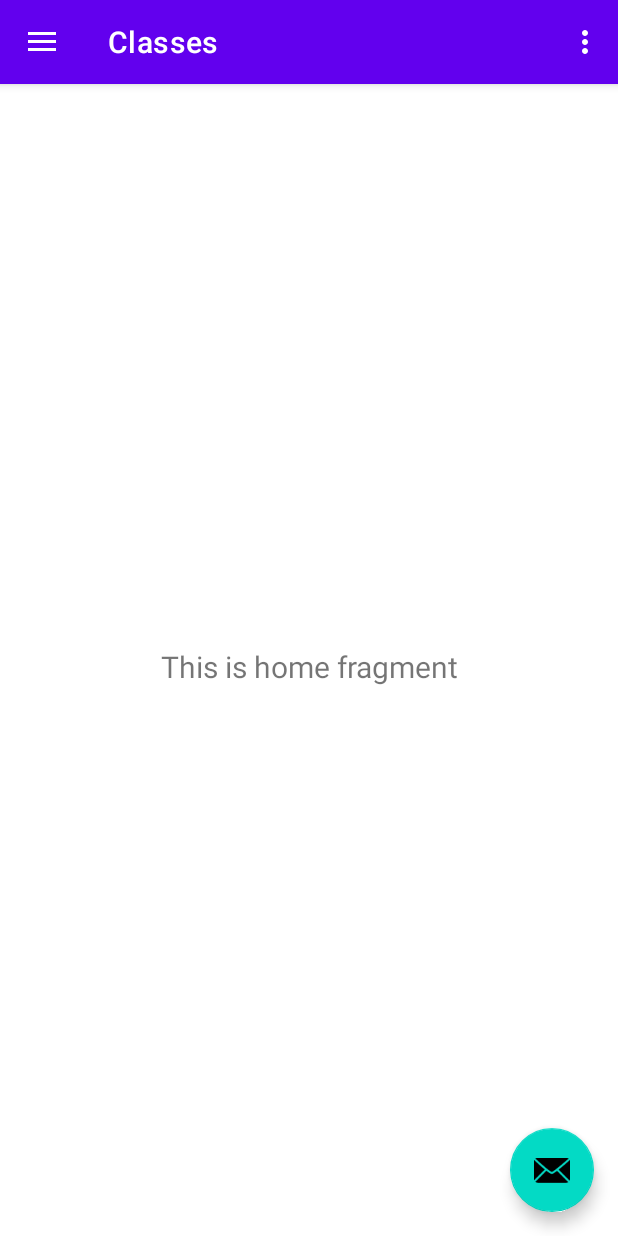
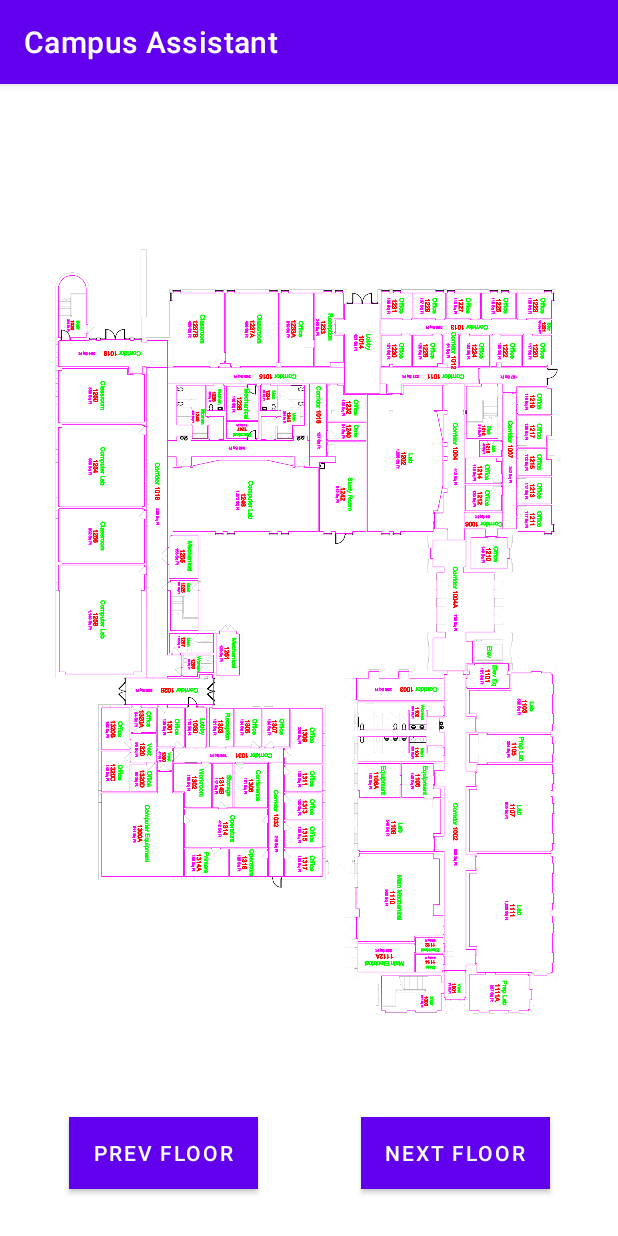
Before and after one commit to ETS-Android3/CampusWalker, an Android app: the screen it shows after launch (HomeScreenActivity before the commit, FloorPlans after it), after a tap on "LOGIN", on a phone screen of 412 x 824 dp. Run offline under Robolectric (Android 15) with nearby library versions, the phone set to English and light mode, and no system bars; our stand-ins replace Volley.

Commit message:
Add Oxendine Building map view

```diff
--- a/MyApplication/app/src/main/AndroidManifest.xml
+++ b/MyApplication/app/src/main/AndroidManifest.xml
@@ -11,6 +11,9 @@
         android:roundIcon="@mipmap/ic_launcher_round"
         android:supportsRtl="true"
         android:theme="@style/Theme.MyApplication">
+        <activity
+            android:name=".FloorPlans"
+            android:exported="false" />
         <activity
             android:name=".HomeScreenActivity"
             android:exported="false"
--- /dev/null
+++ b/MyApplication/app/src/main/java/com/example/myapplication/FloorPlans.java
@@ -0,0 +1,48 @@
+package com.example.myapplication;
+import androidx.appcompat.app.AppCompatActivity;
+
+import android.media.Image;
+import android.os.Bundle;
+import android.view.View;
+import android.widget.Button;
+import android.widget.ImageView;
+
+public class FloorPlans extends AppCompatActivity {
+
+    Button next;
+    Button prev;
+    ImageView iv;
+    boolean flag;
+    int images[] = {R.drawable.oxendine_floor_one, R.drawable.oxendine_floor_two, R.drawable.oxendine_floor_three};
+    int i = 0;
+
+    @Override
+    protected void onCreate(Bundle savedInstanceState) {
+        super.onCreate(savedInstanceState);
+        setContentView(R.layout.activity_floor_plans);
+
+        iv = (ImageView) findViewById(R.id.floorImage);
+        next = (Button) findViewById(R.id.nextButton);
+        prev = (Button) findViewById(R.id.prevButton);
+        flag = true;
+
+        next.setOnClickListener(new View.OnClickListener() {
+            @Override
+            public void onClick(View v) {
+                iv.setImageResource(images[i]);
+                i++;
+                if (i == 3)
+                    i = 0;
+            }
+        });
+        prev.setOnClickListener(new View.OnClickListener() {
+            @Override
+            public void onClick(View v) {
+                iv.setImageResource(images[i]);
+                i--;
+                if (i ==-1)
+                    i=2;
+            }
+        });
+    }
+}
--- a/MyApplication/app/src/main/java/com/example/myapplication/MainActivity.java
+++ b/MyApplication/app/src/main/java/com/example/myapplication/MainActivity.java
@@ -25,7 +25,7 @@ public class MainActivity extends AppCompatActivity {
 
     // Called when the user taps the Send button
     public void sendMessage(View view) {
-        Intent intent = new Intent(this, HomeScreenActivity.class);
+        Intent intent = new Intent(this, FloorPlans.class);
 //        EditText editText = (EditText) findViewById(R.id.editTextTextPersonName);
 //        String message = editText.getText().toString();
 //        intent.putExtra(EXTRA_MESSAGE, message);
--- a/MyApplication/app/src/main/res/layout/activity_display_message.xml
+++ b/MyApplication/app/src/main/res/layout/activity_display_message.xml
@@ -26,4 +26,5 @@
         android:text="Welcome, John Doe"
         app:layout_constraintEnd_toEndOf="parent"
         app:layout_constraintTop_toTopOf="parent" />
+
 </androidx.constraintlayout.widget.ConstraintLayout>
--- /dev/null
+++ b/MyApplication/app/src/main/res/layout/activity_floor_plans.xml
@@ -0,0 +1,49 @@
+<?xml version="1.0" encoding="utf-8"?>
+<androidx.constraintlayout.widget.ConstraintLayout xmlns:android="http://schemas.android.com/apk/res/android"
+    xmlns:app="http://schemas.android.com/apk/res-auto"
+    xmlns:tools="http://schemas.android.com/tools"
+    android:layout_width="match_parent"
+    android:layout_height="match_parent"
+    tools:context=".MainActivity">
+
+    <Button
+        android:id="@+id/prevButton"
+        android:layout_width="126dp"
+        android:layout_height="wrap_content"
+        android:layout_marginEnd="45dp"
+        android:layout_marginBottom="31dp"
+        android:background="@color/black"
+        android:text="Prev Floor"
+        android:textColor="@color/white"
+        app:layout_constraintBottom_toBottomOf="parent"
+        app:layout_constraintEnd_toEndOf="parent"
+        app:layout_constraintHorizontal_bias="0.192"
+        app:layout_constraintStart_toStartOf="parent"
+        app:layout_constraintTop_toTopOf="parent"
+        app:layout_constraintVertical_bias="1.0" />
+
+    <Button
+        android:id="@+id/nextButton"
+        android:layout_width="126dp"
+        android:layout_height="wrap_content"
+        android:layout_marginEnd="45dp"
+        android:layout_marginBottom="31dp"
+        android:background="@color/black"
+        android:text="Next Floor"
+        android:textColor="@color/white"
+        app:layout_constraintBottom_toBottomOf="parent"
+        app:layout_constraintEnd_toEndOf="parent"
+        app:layout_constraintHorizontal_bias="1.0"
+        app:layout_constraintStart_toStartOf="parent"
+        app:layout_constraintTop_toTopOf="parent"
+        app:layout_constraintVertical_bias="1.0" />
+
+    <ImageView
+        android:id="@+id/floorImage"
+        android:layout_width="413dp"
+        android:layout_height="641dp"
+        android:layout_marginBottom="92dp"
+        app:layout_constraintBottom_toBottomOf="parent"
+        app:layout_constraintStart_toStartOf="parent"
+        app:srcCompat="@drawable/oxendine_floor_one" />
+</androidx.constraintlayout.widget.ConstraintLayout>
```
Also changed, not shown: MyApplication/app/src/main/java/com/example/myapplication/DisplayMessageActivity.java (+135 -6 lines), MyApplication/app/src/main/res/drawable/oxendine_floor_one.png (added), MyApplication/app/src/main/res/drawable/oxendine_floor_three.png (added), MyApplication/app/src/main/res/drawable/oxendine_floor_two.png (added).
